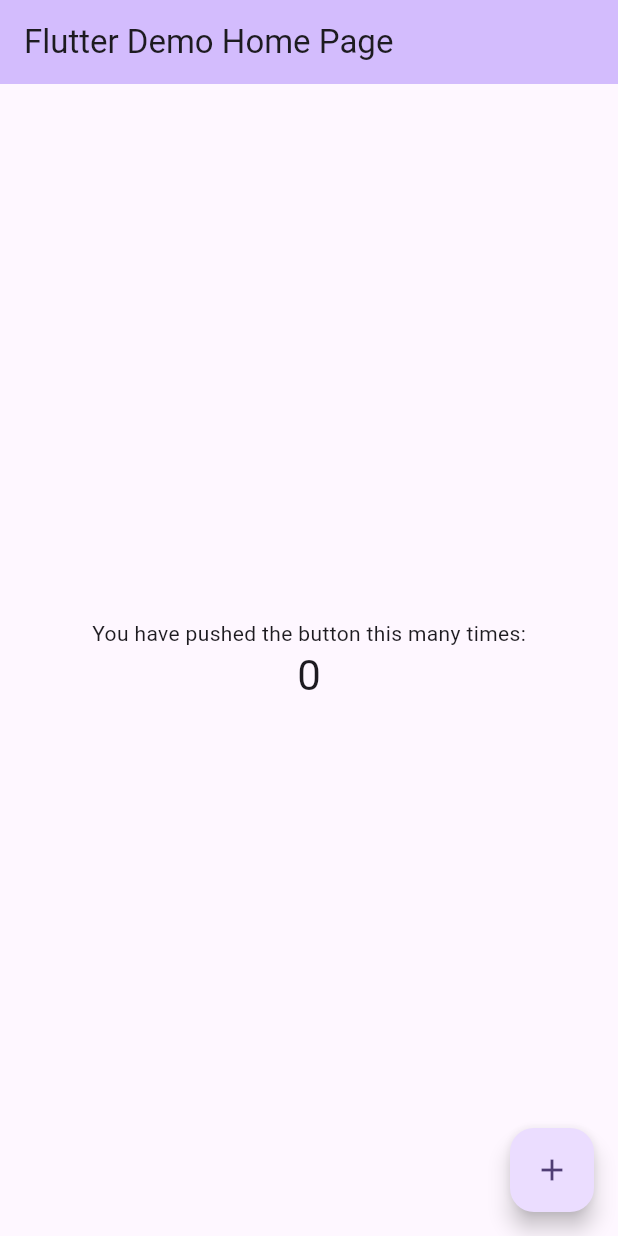
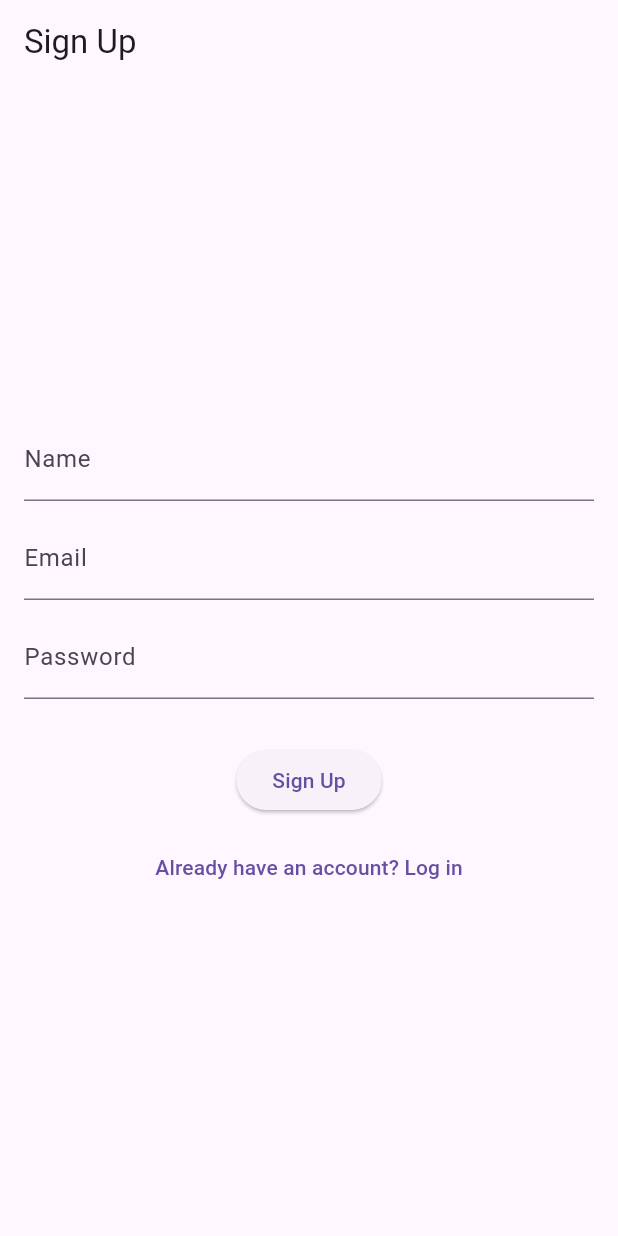
Before and after one commit to rajank18/SGP_S4, a Flutter app: the screen it shows after launch, on a phone screen of 412 x 824 dp. Run offline on Flutter 3.47's test engine with Material 3 defaults, Android fonts, the light colour scheme and no system bars; our stand-ins replace supabase_flutter; accounts and stored records are empty.

Commit message:
added login/sign up

```diff
--- a/lib/main.dart
+++ b/lib/main.dart
@@ -1,7 +1,21 @@
 import 'package:flutter/material.dart';
+import 'package:moneylog/screens/homepage.dart';
+import 'package:moneylog/screens/login.dart';
+import 'package:supabase_flutter/supabase_flutter.dart';
+import './screens/signup.dart';
+import './screens/login.dart';
+ // Your SignUp Page
+ // Your Home Page
 
-void main() {
-  runApp(const MyApp());
+void main() async {
+  WidgetsFlutterBinding.ensureInitialized();
+
+  await Supabase.initialize(
+    url: 'https://xexwvjehrpjjyuvxtfnm.supabase.co', // Replace with your Supabase URL
+    anonKey: 'eyJhbGciOiJIUzI1NiIsInR5cCI6IkpXVCJ9.eyJpc3MiOiJzdXBhYmFzZSIsInJlZiI6InhleHd2amVocnBqanl1dnh0Zm5tIiwicm9sZSI6ImFub24iLCJpYXQiOjE3NDE4NDkyMzgsImV4cCI6MjA1NzQyNTIzOH0.O6WkTxqJLoU7fdUiSW4LSJdhQs-ln-mFwupJXgttkns', // Replace with your Supabase Anon Key
+  );
+
+  runApp(MyApp());
 }
 
 class MyApp extends StatelessWidget {
@@ -11,115 +25,37 @@
   @override
   Widget build(BuildContext context) {
     return MaterialApp(
-      title: 'Flutter Demo',
-      theme: ThemeData(
-        // This is the theme of your application.
-        //
-        // TRY THIS: Try running your application with "flutter run". You'll see
-        // the application has a purple toolbar. Then, without quitting the app,
-        // try changing the seedColor in the colorScheme below to Colors.green
-        // and then invoke "hot reload" (save your changes or press the "hot
-        // reload" button in a Flutter-supported IDE, or press "r" if you used
-        // the command line to start the app).
-        //
-        // Notice that the counter didn't reset back to zero; the application
-        // state is not lost during the reload. To reset the state, use hot
-        // restart instead.
-        //
-        // This works for code too, not just values: Most code changes can be
-        // tested with just a hot reload.
-        colorScheme: ColorScheme.fromSeed(seedColor: Colors.deepPurple),
-        useMaterial3: true,
-      ),
-      home: const MyHomePage(title: 'Flutter Demo Home Page'),
+      debugShowCheckedModeBanner: false,
+      title: 'MoneyLog',
+      theme: ThemeData(primarySwatch: Colors.blue),
+      home: AuthRedirectScreen(),
+      routes: {
+        '/signup': (context) => SignUpPage(),
+        '/home': (context) => HomePage(), // Ensure HomePage exists
+        '/login': (context) => LoginPage(),
+      },
     );
   }
 }
 
-class MyHomePage extends StatefulWidget {
-  const MyHomePage({super.key, required this.title});
-
-  // This widget is the home page of your application. It is stateful, meaning
-  // that it has a State object (defined below) that contains fields that affect
-  // how it looks.
-
-  // This class is the configuration for the state. It holds the values (in this
-  // case the title) provided by the parent (in this case the App widget) and
-  // used by the build method of the State. Fields in a Widget subclass are
-  // always marked "final".
-
-  final String title;
-
-  @override
-  State<MyHomePage> createState() => _MyHomePageState();
-}
-
-class _MyHomePageState extends State<MyHomePage> {
-  int _counter = 0;
-
-  void _incrementCounter() {
-    setState(() {
-      // This call to setState tells the Flutter framework that something has
-      // changed in this State, which causes it to rerun the build method below
-      // so that the display can reflect the updated values. If we changed
-      // _counter without calling setState(), then the build method would not be
-      // called again, and so nothing would appear to happen.
-      _counter++;
-    });
-  }
-
+class AuthRedirectScreen extends StatelessWidget {
   @override
   Widget build(BuildContext context) {
-    // This method is rerun every time setState is called, for instance as done
-    // by the _incrementCounter method above.
-    //
-    // The Flutter framework has been optimized to make rerunning build methods
-    // fast, so that you can just rebuild anything that needs updating rather
-    // than having to individually change instances of widgets.
-    return Scaffold(
-      appBar: AppBar(
-        // TRY THIS: Try changing the color here to a specific color (to
-        // Colors.amber, perhaps?) and trigger a hot reload to see the AppBar
-        // change color while the other colors stay the same.
-        backgroundColor: Theme.of(context).colorScheme.inversePrimary,
-        // Here we take the value from the MyHomePage object that was created by
-        // the App.build method, and use it to set our appbar title.
-        title: Text(widget.title),
-      ),
-      body: Center(
-        // Center is a layout widget. It takes a single child and positions it
-        // in the middle of the parent.
-        child: Column(
-          // Column is also a layout widget. It takes a list of children and
-          // arranges them vertically. By default, it sizes itself to fit its
-          // children horizontally, and tries to be as tall as its parent.
-          //
-          // Column has various properties to control how it sizes itself and
-          // how it positions its children. Here we use mainAxisAlignment to
-          // center the children vertically; the main axis here is the vertical
-          // axis because Columns are vertical (the cross axis would be
-          // horizontal).
-          //
-          // TRY THIS: Invoke "debug painting" (choose the "Toggle Debug Paint"
-          // action in the IDE, or press "p" in the console), to see the
-          // wireframe for each widget.
-          mainAxisAlignment: MainAxisAlignment.center,
-          children: <Widget>[
-            const Text(
-              'You have pushed the button this many times:',
-            ),
-            Text(
-              '$_counter',
-              style: Theme.of(context).textTheme.headlineMedium,
-            ),
-          ],
-        ),
-      ),
-      floatingActionButton: FloatingActionButton(
-        onPressed: _incrementCounter,
-        tooltip: 'Increment',
-        child: const Icon(Icons.add),
-      ), // This trailing comma makes auto-formatting nicer for build methods.
+    final supabase = Supabase.instance.client;
+
+    return StreamBuilder<AuthState>(
+      stream: supabase.auth.onAuthStateChange,
+      builder: (context, snapshot) {
+        if (snapshot.connectionState == ConnectionState.active) {
+          final session = snapshot.data?.session;
+          if (session != null) {
+            return HomePage(); // User is logged in
+          } else {
+            return SignUpPage(); // User is not logged in
+          }
+        }
+        return Scaffold(body: Center(child: CircularProgressIndicator()));
+      },
     );
   }
 }
--- /dev/null
+++ b/lib/screens/signup.dart
@@ -0,0 +1,105 @@
+import 'package:flutter/material.dart';
+import 'package:supabase_flutter/supabase_flutter.dart';
+
+class SignUpPage extends StatefulWidget {
+  @override
+  _SignUpPageState createState() => _SignUpPageState();
+}
+
+class _SignUpPageState extends State<SignUpPage> {
+  final _formKey = GlobalKey<FormState>();
+  final _emailController = TextEditingController();
+  final _passwordController = TextEditingController();
+  final _nameController = TextEditingController();
+  bool _isLoading = false;
+  String? _errorMessage;
+
+  Future<void> _signUp() async {
+    if (!_formKey.currentState!.validate()) return;
+
+    setState(() {
+      _isLoading = true;
+      _errorMessage = null;
+    });
+
+    final supabase = Supabase.instance.client;
+    try {
+      // Create User in Supabase Auth
+      final response = await supabase.auth.signUp(
+        email: _emailController.text.trim(),
+        password: _passwordController.text.trim(),
+      );
+
+      // Get User ID
+      final userId = response.user?.id;
+      if (userId == null) throw "Sign-up failed!";
+
+      // Insert into 'users' table
+      await supabase.from('users').insert({
+        'id': userId,
+        'email': _emailController.text.trim(),
+        'name': _nameController.text.trim(),
+        'created_at': DateTime.now().toIso8601String(),
+      });
+
+      // Navigate to Home Page (Replace with your route)
+      Navigator.pushReplacementNamed(context, '/home');
+    } catch (e) {
+      setState(() => _errorMessage = e.toString());
+    } finally {
+      setState(() => _isLoading = false);
+    }
+  }
+
+  @override
+  Widget build(BuildContext context) {
+    return Scaffold(
+      appBar: AppBar(title: Text("Sign Up")),
+      body: Padding(
+        padding: EdgeInsets.all(16.0),
+        child: Form(
+          key: _formKey,
+          child: Column(
+            mainAxisAlignment: MainAxisAlignment.center,
+            children: [
+              TextFormField(
+                controller: _nameController,
+                decoration: InputDecoration(labelText: "Name"),
+                validator: (value) => value!.isEmpty ? "Enter your name" : null,
+              ),
+              SizedBox(height: 10),
+              TextFormField(
+                controller: _emailController,
+                decoration: InputDecoration(labelText: "Email"),
+                keyboardType: TextInputType.emailAddress,
+                validator: (value) => value!.contains('@') ? null : "Enter a valid email",
+              ),
+              SizedBox(height: 10),
+              TextFormField(
+                controller: _passwordController,
+                decoration: InputDecoration(labelText: "Password"),
+                obscureText: true,
+                validator: (value) => value!.length >= 6 ? null : "Password must be 6+ chars",
+              ),
+              SizedBox(height: 20),
+              if (_errorMessage != null)
+                Text(_errorMessage!, style: TextStyle(color: Colors.red)),
+              SizedBox(height: 10),
+              _isLoading
+                  ? CircularProgressIndicator()
+                  : ElevatedButton(
+                      onPressed: _signUp,
+                      child: Text("Sign Up"),
+                    ),
+              SizedBox(height: 10),
+              TextButton(
+                onPressed: () => Navigator.pushReplacementNamed(context, '/login'),
+                child: Text("Already have an account? Log in"),
+              ),
+            ],
+          ),
+        ),
+      ),
+    );
+  }
+}
```
Also changed, not shown: lib/screens/homepage.dart (added, +30 -0 lines), lib/screens/login.dart (added, +75 -0 lines), pubspec.yaml (+12 -0 lines), lib/screens/analysis.dart (added), lib/screens/budgetpage.dart (added), lib/screens/userprofile.dart (added), pubspec.lock, 5 other files.
